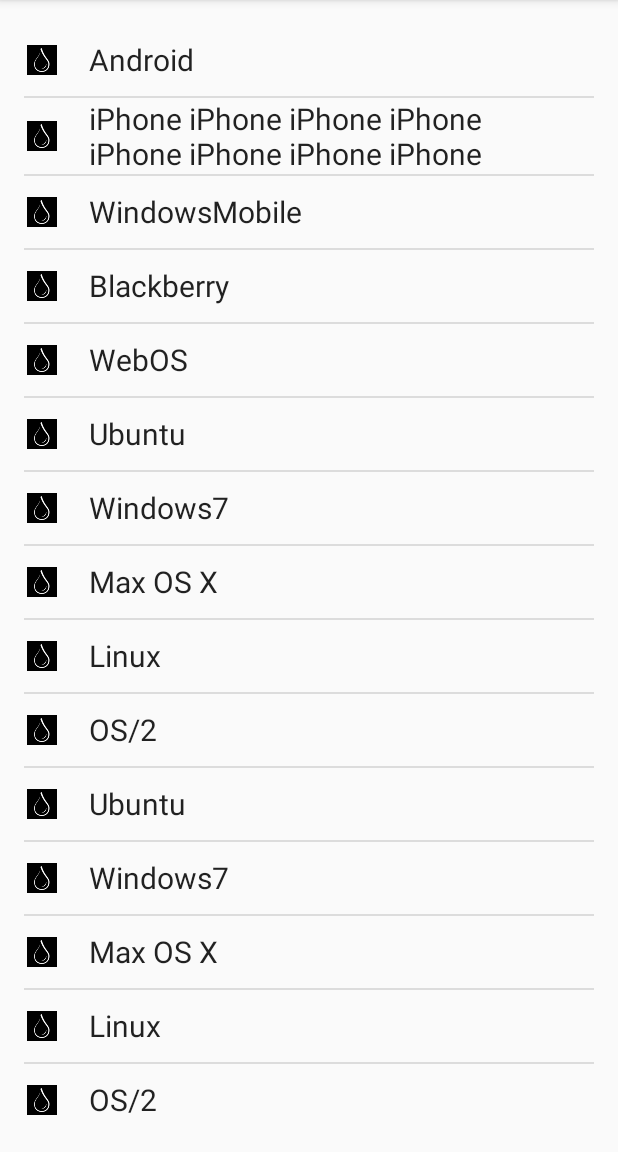
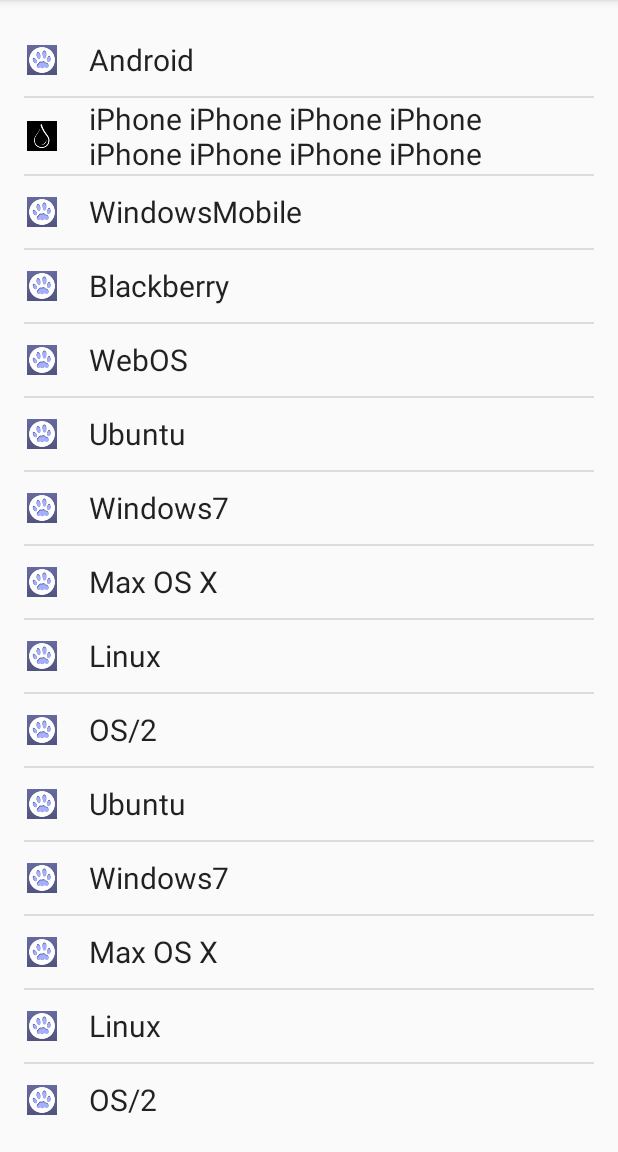
Before and after one commit to evgenyneu/water-footprint-android, an Android app: the screen it shows after launch (ProductListActivity), on a phone screen of 412 x 824 dp, the part 84-1236 px from its top. Run offline under Robolectric (Android 15) with nearby library versions, the light colour scheme and no system bars.

Commit message:
Reuse list views

```diff
--- a/app/src/main/java/com/evgenii/waterfootprint/MySimpleArrayAdapter.java
+++ b/app/src/main/java/com/evgenii/waterfootprint/MySimpleArrayAdapter.java
@@ -1,5 +1,6 @@
 package com.evgenii.waterfootprint;
 
+import android.app.Activity;
 import android.content.Context;
 import android.view.LayoutInflater;
 import android.view.View;
@@ -12,29 +13,43 @@
  * Created by evgenii on 21/11/2015.
  */
 public class MySimpleArrayAdapter extends ArrayAdapter<String> {
-    private final Context context;
+    private final Activity context;
     private final String[] values;
 
-    public MySimpleArrayAdapter(Context context, String[] values) {
+    public MySimpleArrayAdapter(Activity context, String[] values) {
         super(context, R.layout.rowlayout, values);
         this.context = context;
         this.values = values;
     }
 
+    static class ViewHolder {
+        public TextView text;
+        public ImageView image;
+    }
+
     @Override
     public View getView(int position, View convertView, ViewGroup parent) {
-        LayoutInflater inflater = (LayoutInflater) context
-                .getSystemService(Context.LAYOUT_INFLATER_SERVICE);
-        View rowView = inflater.inflate(R.layout.rowlayout, parent, false);
-        TextView textView = (TextView) rowView.findViewById(R.id.label);
-        ImageView imageView = (ImageView) rowView.findViewById(R.id.icon);
-        textView.setText(values[position]);
+        View rowView = convertView;
+
+        if (rowView == null) {
+            LayoutInflater inflater = context.getLayoutInflater();
+            rowView = inflater.inflate(R.layout.rowlayout, null);
+
+            ViewHolder viewHolder = new ViewHolder();
+            viewHolder.text = (TextView) rowView.findViewById(R.id.label);
+            viewHolder.image = (ImageView) rowView.findViewById(R.id.icon);
+            rowView.setTag(viewHolder);
+        }
+
+        // fill data
+        ViewHolder holder = (ViewHolder) rowView.getTag();
+        String text = values[position];
+        holder.text.setText(text);
         // change the icon for Windows and iPhone
-        String s = values[position];
-        if (s.startsWith("iPhone")) {
-            imageView.setImageResource(R.drawable.myimage);
+        if (text.startsWith("iPhone")) {
+            holder.image.setImageResource(R.drawable.myimage);
         } else {
-            imageView.setImageResource(R.drawable.myimage);
+            holder.image.setImageResource(R.drawable.another_image);
         }
 
         return rowView;
```
Also changed, not shown: app/src/main/res/drawable/another_image.png (added).
